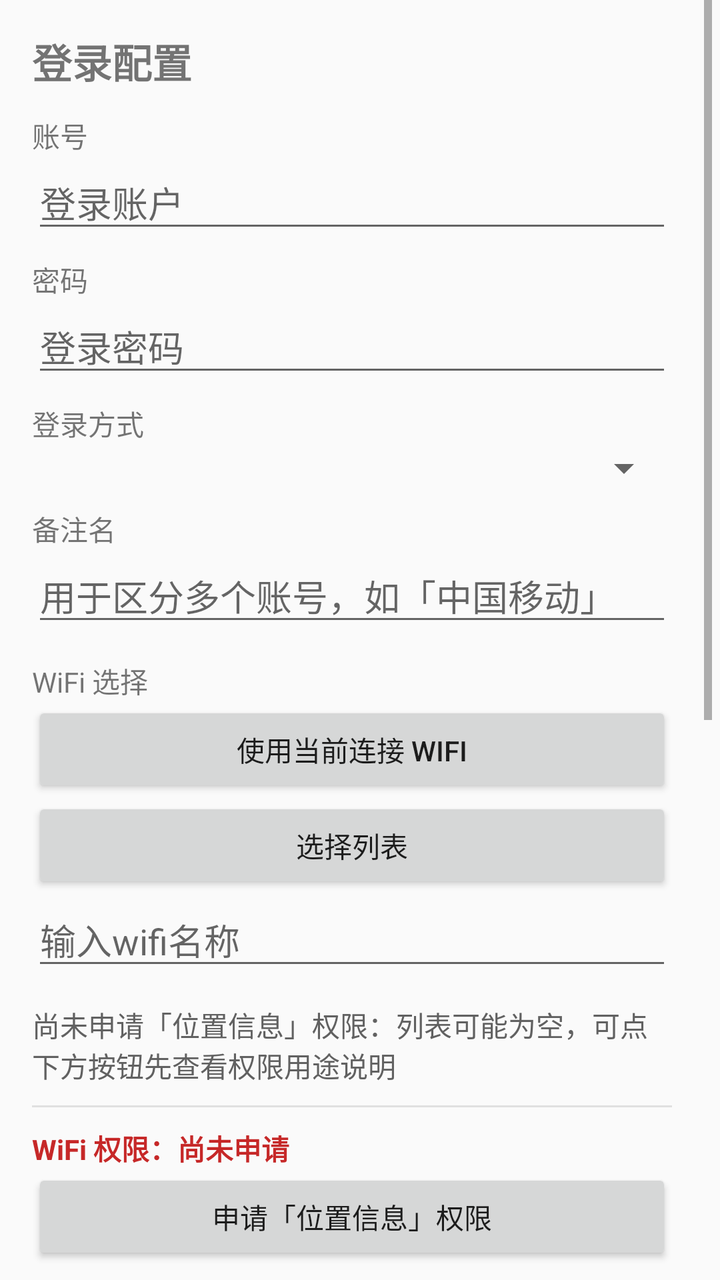
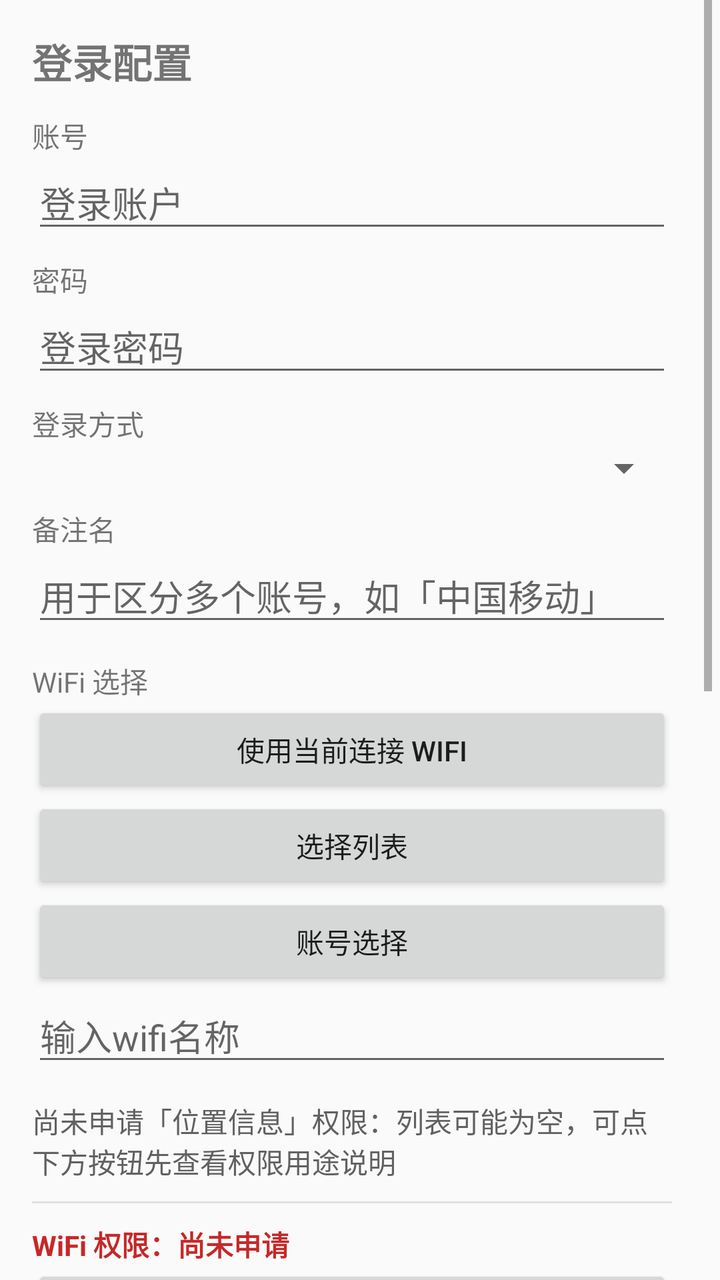

Compare the two renders of this Android layout. The source of the first and the diff that turns it into the second are given below.
<!-- AndroidManifest.xml: application theme AppTheme -->
<!-- res/layout/activity_main.xml -->
<?xml version="1.0" encoding="utf-8"?>
<ScrollView xmlns:android="http://schemas.android.com/apk/res/android"
    android:id="@+id/scroll_root"
    android:layout_width="match_parent"
    android:layout_height="match_parent"
    android:clipToPadding="false"
    android:fadeScrollbars="false"
    android:fillViewport="true"
    android:focusable="true"
    android:focusableInTouchMode="true"
    android:scrollbarStyle="insideInset"
    android:scrollbars="vertical"
    android:paddingEnd="4dp"
    android:paddingRight="4dp">

    <LinearLayout
        android:layout_width="match_parent"
        android:layout_height="wrap_content"
        android:orientation="vertical"
        android:padding="16dp">

        <TextView
            android:id="@+id/text_title"
            android:layout_width="match_parent"
            android:layout_height="wrap_content"
            android:text="@string/title_config"
            android:textSize="20sp"
            android:textStyle="bold" />

        
        <TextView
            android:layout_width="match_parent"
            android:layout_height="wrap_content"
            android:layout_marginTop="12dp"
            android:text="@string/label_username" />

        <EditText
            android:id="@+id/edit_username"
            android:layout_width="match_parent"
            android:layout_height="wrap_content"
            android:hint="@string/hint_username"
            android:imeOptions="actionNext"
            android:inputType="text"
            android:maxLines="1" />

        
        <TextView
            android:layout_width="match_parent"
            android:layout_height="wrap_content"
            android:layout_marginTop="8dp"
            android:text="@string/label_password" />

        <EditText
            android:id="@+id/edit_password"
            android:layout_width="match_parent"
            android:layout_height="wrap_content"
            android:hint="@string/hint_password"
            android:imeOptions="actionNext"
            android:inputType="textPassword"
            android:maxLines="1" />

        
        <TextView
            android:layout_width="match_parent"
            android:layout_height="wrap_content"
            android:layout_marginTop="8dp"
            android:text="@string/label_carrier" />

        <Spinner
            android:id="@+id/spinner_carrier"
            android:layout_width="match_parent"
            android:layout_height="wrap_content" />

        
        <TextView
            android:layout_width="match_parent"
            android:layout_height="wrap_content"
            android:layout_marginTop="8dp"
            android:text="@string/label_label" />

        <EditText
            android:id="@+id/edit_label"
            android:layout_width="match_parent"
            android:layout_height="wrap_content"
            android:hint="@string/hint_label"
            android:imeOptions="actionNext"
            android:inputType="text"
            android:maxLines="1" />

        
        <TextView
            android:layout_width="match_parent"
            android:layout_height="wrap_content"
            android:layout_marginTop="12dp"
            android:text="@string/label_wifi" />

        <Button
            android:id="@+id/btn_use_current_wifi"
            android:layout_width="match_parent"
            android:layout_height="wrap_content"
            android:text="@string/btn_use_current_wifi" />

        
        <Button
            android:id="@+id/btn_choose_wifi"
            android:layout_width="match_parent"
            android:layout_height="wrap_content"
            android:text="@string/btn_choose_wifi" />

        <LinearLayout
            android:id="@+id/ssid_list"
            android:layout_width="match_parent"
            android:layout_height="wrap_content"
            android:orientation="vertical" />

        <EditText
            android:id="@+id/edit_new_ssid"
            android:layout_width="match_parent"
            android:layout_height="wrap_content"
            android:hint="@string/hint_new_ssid"
            android:imeOptions="actionNext"
            android:inputType="text"
            android:maxLines="1" />

        
        <TextView
            android:id="@+id/text_permission_notice"
            android:layout_width="match_parent"
            android:layout_height="wrap_content"
            android:layout_marginTop="12dp"
            android:text="@string/permission_not_shown"
            android:textColor="@color/permission_notice_text" />

        
        <View
            android:id="@+id/divider_permission"
            android:layout_width="match_parent"
            android:layout_height="1dp"
            android:layout_marginTop="10dp"
            android:layout_marginBottom="10dp"
            android:background="@color/permission_divider" />

        <TextView
            android:id="@+id/text_permission_state"
            android:layout_width="match_parent"
            android:layout_height="wrap_content"
            android:text="@string/permission_state_unknown"
            android:textColor="@color/permission_state_denied_text"
            android:textStyle="bold" />

        <Button
            android:id="@+id/btn_request_permission"
            android:layout_width="match_parent"
            android:layout_height="wrap_content"
            android:text="@string/btn_request_permission" />

        
        <Button
            android:id="@+id/btn_save"
            android:layout_width="match_parent"
            android:layout_height="wrap_content"
            android:layout_marginTop="8dp"
            android:text="@string/btn_save" />

        
        <TextView
            android:id="@+id/text_status"
            android:layout_width="match_parent"
            android:layout_height="wrap_content"
            android:layout_marginTop="8dp"
            android:text="@string/status_initial" />

        
        <Button
            android:id="@+id/btn_login_now"
            android:layout_width="match_parent"
            android:layout_height="wrap_content"
            android:text="@string/btn_login_now" />

        
        <TextView
            android:layout_width="match_parent"
            android:layout_height="wrap_content"
            android:layout_marginTop="12dp"
            android:text="@string/label_portal" />

        <EditText
            android:id="@+id/edit_portal"
            android:layout_width="match_parent"
            android:layout_height="wrap_content"
            android:hint="@string/hint_portal"
            android:imeOptions="actionDone"
            android:inputType="textUri"
            android:maxLines="1" />

        
        <TextView
            android:id="@+id/text_portal_status"
            android:layout_width="match_parent"
            android:layout_height="wrap_content"
            android:layout_marginTop="4dp"
            android:text="@string/portal_status_unsaved"
            android:textColor="@color/portal_status_unsaved_text"
            android:textStyle="bold" />

        
        <View
            android:layout_width="match_parent"
            android:layout_height="1dp"
            android:layout_marginTop="18dp"
            android:background="@color/permission_divider" />

        <Button
            android:id="@+id/btn_toggle_auto_login"
            android:layout_width="match_parent"
            android:layout_height="wrap_content"
            android:layout_marginTop="10dp"
            android:text="@string/btn_toggle_auto_login" />

        <TextView
            android:id="@+id/text_morning_status"
            android:layout_width="match_parent"
            android:layout_height="wrap_content"
            android:layout_marginTop="6dp"
            android:text="@string/morning_status_disabled"
            android:textColor="@color/permission_notice_text"
            android:textSize="13sp" />

        <TextView
            android:id="@+id/text_autostart_notice"
            android:layout_width="match_parent"
            android:layout_height="wrap_content"
            android:layout_marginTop="14dp"
            android:text="@string/morning_autostart_notice"
            android:textColor="@color/permission_notice_text"
            android:textSize="13sp" />

        <Button
            android:id="@+id/btn_open_autostart_settings"
            android:layout_width="match_parent"
            android:layout_height="wrap_content"
            android:layout_marginTop="6dp"
            android:text="@string/morning_btn_open_autostart" />

        <Button
            android:id="@+id/btn_save_portal"            android:layout_width="match_parent"
            android:layout_height="wrap_content"
            android:text="@string/btn_save_portal" />

    </LinearLayout>
</ScrollView>
<!-- resources referenced by this layout -->
<resources>
  <color name="permission_divider">#FFE0E0E0</color>
  <color name="permission_notice_text">#FF616161</color>
  <color name="permission_state_denied_text">#FFC62828</color>
  <color name="portal_status_unsaved_text">#FFC62828</color>
  <string name="btn_choose_wifi">选择列表</string>
  <string name="btn_login_now">立即登录</string>
  <string name="btn_request_permission">申请「位置信息」权限</string>
  <string name="btn_save">保存账号与 WiFi 绑定</string>
  <string name="btn_save_portal">保存 Portal 地址</string>
  <string name="btn_toggle_auto_login">点击(启用/停用)自动登录</string>
  <string name="btn_use_current_wifi">使用当前连接 wifi</string>
  <string name="hint_label">用于区分多个账号，如「中国移动」</string>
  <string name="hint_new_ssid">输入wifi名称</string>
  <string name="hint_password">登录密码</string>
  <string name="hint_portal">如 202.194.116.116</string>
  <string name="hint_username">登录账户</string>
  <string name="label_carrier">登录方式</string>
  <string name="label_label">备注名</string>
  <string name="label_password">密码</string>
  <string name="label_portal">网络门户地址</string>
  <string name="label_username">账号</string>
  <string name="label_wifi">WiFi 选择</string>
  <string name="morning_autostart_notice">登录任务需要自启动权限，该权限用于每天早上的自动唤起。</string>
  <string name="morning_btn_open_autostart">前往系统设置开启自启动</string>
  <string name="morning_status_disabled">自动登录：已停用（后台任务不会执行）</string>
  <string name="permission_not_shown">尚未申请「位置信息」权限：列表可能为空，可点下方按钮先查看权限用途说明</string>
  <string name="permission_state_unknown">WiFi 权限：尚未申请</string>
  <string name="portal_status_unsaved">尚未保存地址</string>
  <string name="status_initial">尚未登录</string>
  <string name="title_config">登录配置</string>
  <style name="AppTheme" parent="@android:style/Theme.Material.Light">
          <item name="android:windowNoTitle">false</item>
          
          <item name="android:windowLayoutInDisplayCutoutMode">never</item>
      </style>
</resources>

<!-- the commit's change to res/layout/activity_main.xml (unified diff, before → after) -->
@@ -107,6 +107,13 @@
             android:layout_height="wrap_content"
             android:text="@string/btn_choose_wifi" />
 
+        
+        <Button
+            android:id="@+id/btn_choose_account"
+            android:layout_width="match_parent"
+            android:layout_height="wrap_content"
+            android:text="@string/btn_choose_account" />
+
         <LinearLayout
             android:id="@+id/ssid_list"
             android:layout_width="match_parent"
<!-- resource entries referenced after the edit -->
@@ -4,6 +4,7 @@
   <color name="permission_notice_text">#FF616161</color>
   <color name="permission_state_denied_text">#FFC62828</color>
   <color name="portal_status_unsaved_text">#FFC62828</color>
+  <string name="btn_choose_account">账号选择</string>
   <string name="btn_choose_wifi">选择列表</string>
   <string name="btn_login_now">立即登录</string>
   <string name="btn_request_permission">申请「位置信息」权限</string>
